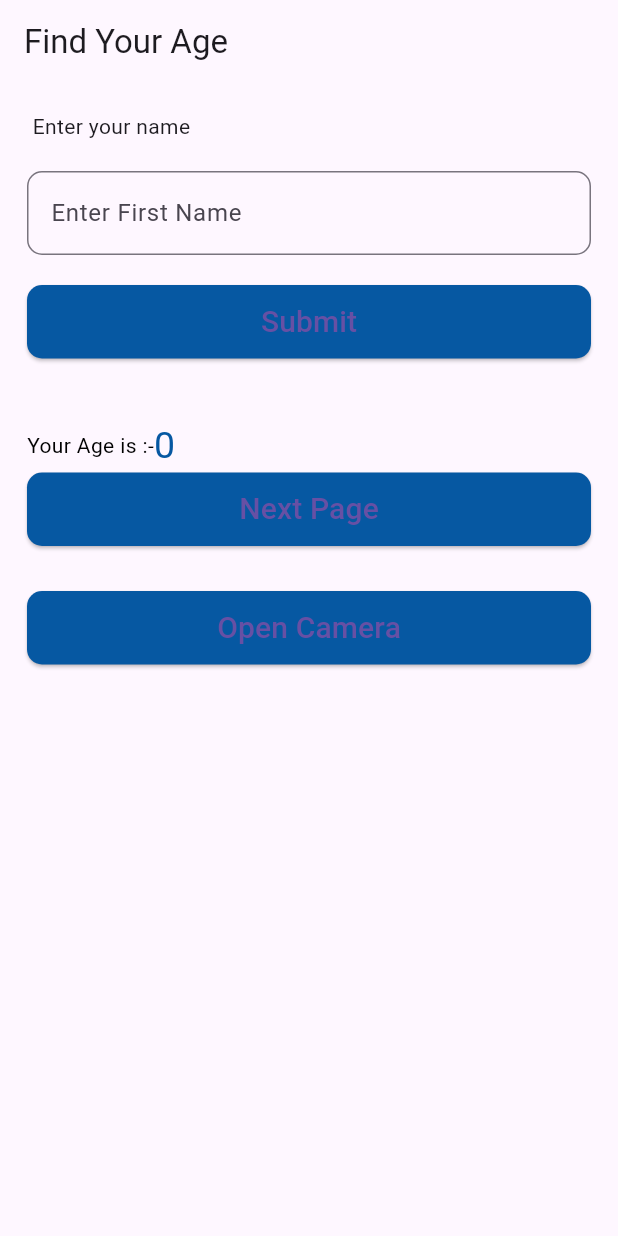
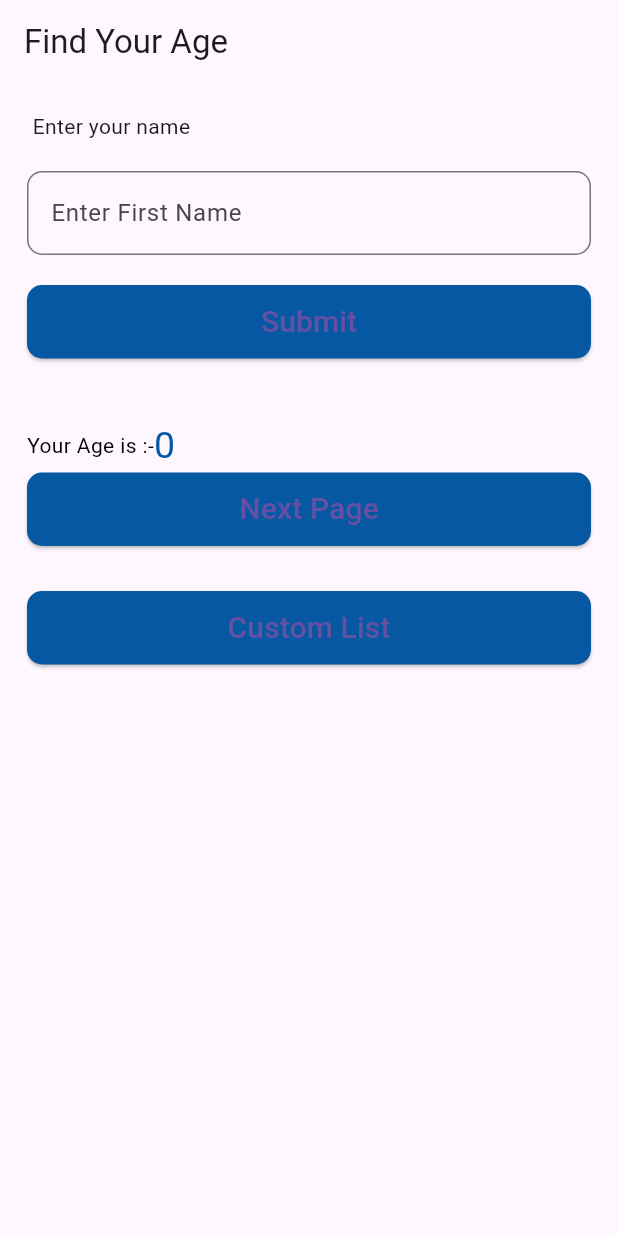
Before and after one commit to rahulkushwaha482/Agify_Getx_Demo, a Flutter app: the screen it shows after launch, on a phone screen of 412 x 824 dp. Run offline on Flutter 3.47's test engine with Material 3 defaults, Android fonts, the phone set to English and light mode, and no system bars; our stand-ins replace bot_toast, get, sqflite; accounts and stored records are empty.

```diff
--- a/lib/module/home/view/home_view.dart
+++ b/lib/module/home/view/home_view.dart
@@ -84,7 +84,7 @@ class HomeView extends GetView<HomeController> {
             ),
             Center(
               child: ElevatedButtonText(
-                buttonText: 'Open Camera',
+                buttonText: 'Custom List',
                 onPressed: controller.openCamera,
                 buttonHorizontalPadding: 0,
                 buttonPadding: 10,
--- a/lib/widgets/elevated_button.dart
+++ b/lib/widgets/elevated_button.dart
@@ -43,7 +43,6 @@ class ElevatedButtonText extends StatelessWidget {
         onPressed: onPressed,
         style: ElevatedButton.styleFrom(
           backgroundColor: AppTheme.kDarkBlue,
-          primary: AppTheme.kDarkBlue,
           shape: RoundedRectangleBorder(
             borderRadius: BorderRadius.circular(borderRadius ?? 10),
           ),
--- a/pubspec.yaml
+++ b/pubspec.yaml
@@ -36,8 +36,8 @@ dependencies:
   cupertino_icons: ^1.0.2
   get: ^4.6.5
   bot_toast: ^4.0.3
-  http: ^0.13.5
-  camera: ^0.10.1
+  http: ^1.2.2
+  camera: ^0.11.0+2
   sqflite: ^2.2.8+4
 
 
@@ -50,7 +50,7 @@ dev_dependencies:
   # activated in the `analysis_options.yaml` file located at the root of your
   # package. See that file for information about deactivating specific lint
   # rules and activating additional ones.
-  flutter_lints: ^1.0.0
+  flutter_lints: ^5.0.0
 
 # For information on the generic Dart part of this file, see the
 # following page: https://dart.dev/tools/pub/pubspec
```
Also changed, not shown: lib/module/camera_screen/view/camere_view.dart (+15 -1 lines), pubspec.lock, 4 other files.
